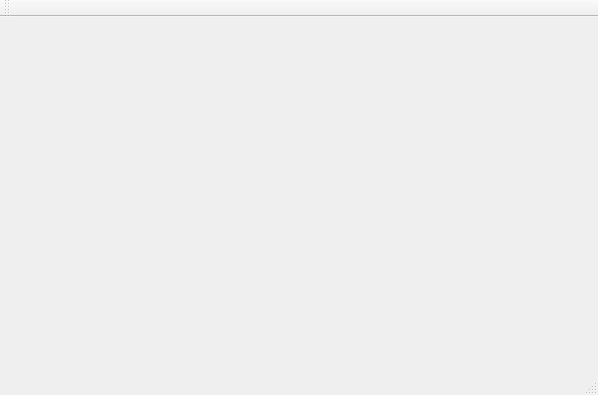
Old version of the form speech_recognize/speech_recognize.ui in the repository huangchuqiang/speech_recognize.
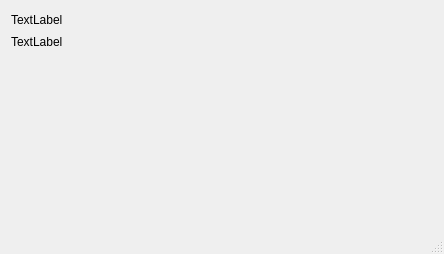
New version of the form.

Diff of the .ui file:
```diff
--- a/speech_recognize/speech_recognize.ui
+++ b/speech_recognize/speech_recognize.ui
@@ -6,31 +6,40 @@
    <rect>
     <x>0</x>
     <y>0</y>
-    <width>598</width>
-    <height>395</height>
+    <width>444</width>
+    <height>254</height>
    </rect>
   </property>
   <property name="windowTitle">
    <string>speech_recognize</string>
   </property>
-  <widget class="QWidget" name="centralWidget"/>
-  <widget class="QMenuBar" name="menuBar">
+  <widget class="QWidget" name="centralWidget">
+   <widget class="QWidget" name="verticalLayoutWidget">
    <property name="geometry">
     <rect>
      <x>0</x>
      <y>0</y>
-     <width>598</width>
-     <height>21</height>
-    </rect>
-   </property>
-  </widget>
-  <widget class="QToolBar" name="mainToolBar">
-   <attribute name="toolBarArea">
-    <enum>TopToolBarArea</enum>
-   </attribute>
-   <attribute name="toolBarBreak">
-    <bool>false</bool>
-   </attribute>
+      <width>441</width>
+      <height>61</height>
+     </rect>
+    </property>
+    <layout class="QVBoxLayout" name="verticalLayout">
+     <item>
+      <widget class="QLabel" name="lab_cmd">
+       <property name="text">
+        <string>TextLabel</string>
+       </property>
+      </widget>
+     </item>
+     <item>
+      <widget class="QLabel" name="lab_config">
+       <property name="text">
+        <string>TextLabel</string>
+       </property>
+      </widget>
+     </item>
+    </layout>
+   </widget>
   </widget>
   <widget class="QStatusBar" name="statusBar"/>
  </widget>
```
Lines whose indentation alone changed are shown as unchanged.
